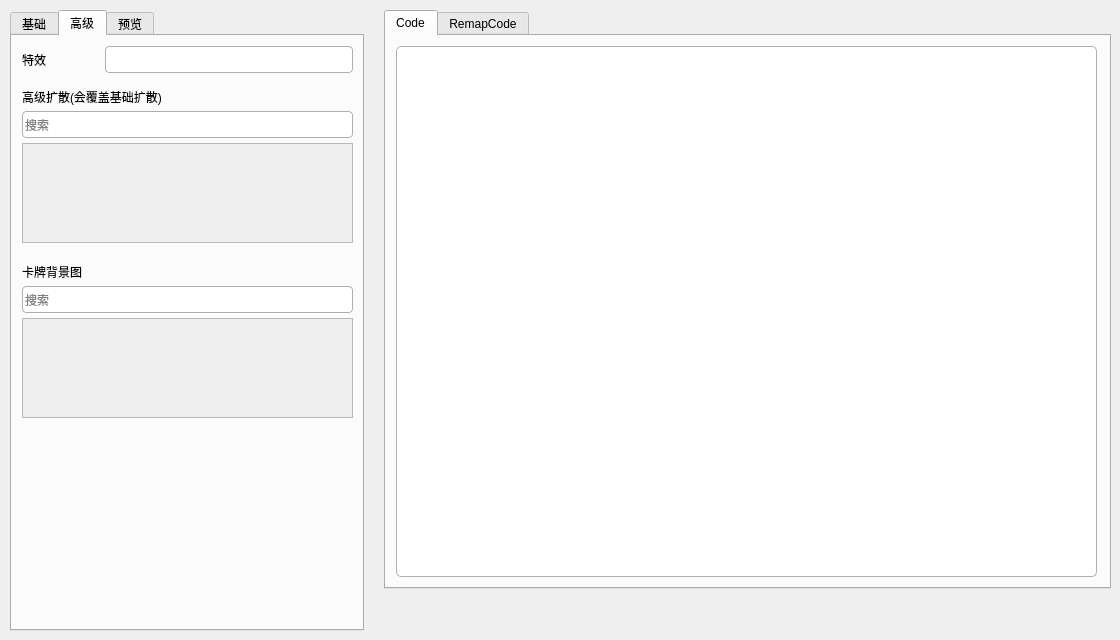
Old version of the form visualizationSrc/qtUI/CardControler/cardDetailsModel.ui in the repository NWYLZW/A-Language-IDE.
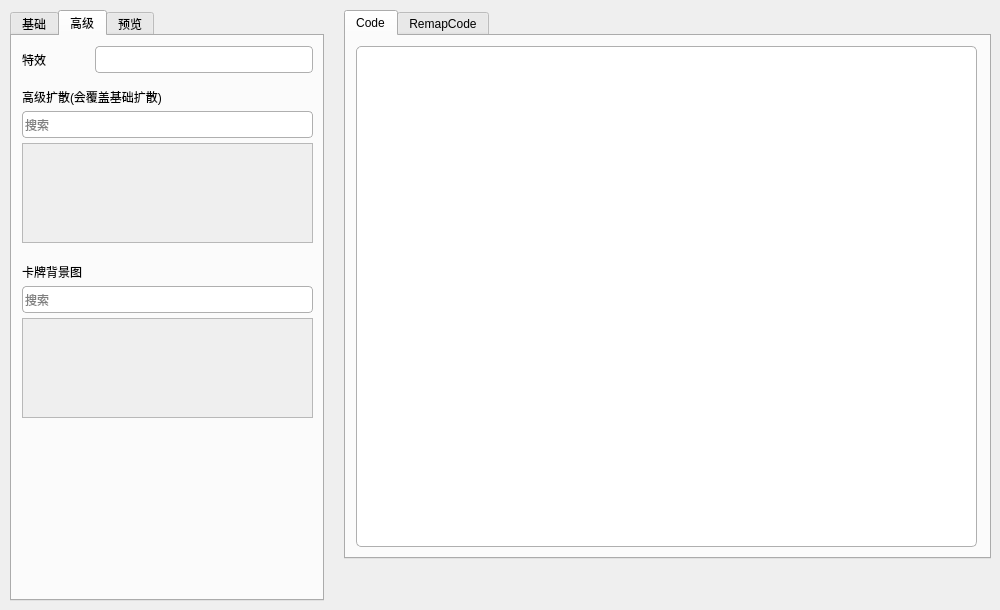
New version of the form. The open tabs and pages were chosen to show the change. Icons and pictures are not drawn. Custom widgets are drawn as their Qt base class.

```diff
--- a/visualizationSrc/qtUI/CardControler/cardDetailsModel.ui
+++ b/visualizationSrc/qtUI/CardControler/cardDetailsModel.ui
@@ -6,8 +6,8 @@
    <rect>
     <x>0</x>
     <y>0</y>
-    <width>1120</width>
-    <height>640</height>
+    <width>1000</width>
+    <height>610</height>
    </rect>
   </property>
   <property name="minimumSize">
@@ -63,8 +63,8 @@
     <rect>
      <x>0</x>
      <y>0</y>
-     <width>1121</width>
-     <height>641</height>
+     <width>1001</width>
+     <height>611</height>
     </rect>
    </property>
    <layout class="QHBoxLayout" name="CM_addNewCard" stretch="1,2">
@@ -461,7 +461,7 @@
         </widget>
         <widget class="QWidget" name="CMT_greateSetting">
          <property name="styleSheet">
-          <string notr="true">QScrollBar:horizontal
+          <string notr="true">QScrollBar
 {
     height: 8px;
     margin: 0px;
@@ -469,18 +469,19 @@
     border-radius: 4px;
     background-color: rgb(200,200,200);
 }
-QScrollBar::handle:horizontal
+QScrollBar::handle
 {
     background-color: rgb(100,100,100);
     min-width: 5px;
     border-radius: 4px;
 }
-QScrollBar::handle:horizontal:hover
+QScrollBar::handle:hover
 {
     background-color: rgb(150,150,150);
 }
-QScrollBar::right-arrow:horizontal, QScrollBar::left-arrow:horizontal,
-QScrollBar::add-line:horizontal, QScrollBar::sub-line:horizontal {
+QScrollBar::right-arrow, QScrollBar::left-arrow,
+QScrollBar::add-line, QScrollBar::sub-line
+{
     border: none;background: none;color: none;
 }</string>
          </property>
@@ -492,8 +493,8 @@
            <rect>
             <x>0</x>
             <y>0</y>
-            <width>351</width>
-            <height>601</height>
+            <width>311</width>
+            <height>571</height>
            </rect>
           </property>
           <layout class="QVBoxLayout" name="verticalLayout_3" stretch="0,0,0,1">
@@ -591,7 +592,7 @@
                  <rect>
                   <x>0</x>
                   <y>0</y>
-                  <width>327</width>
+                  <width>287</width>
                   <height>98</height>
                  </rect>
                 </property>
@@ -653,7 +654,7 @@
                  <rect>
                   <x>0</x>
                   <y>0</y>
-                  <width>327</width>
+                  <width>287</width>
                   <height>98</height>
                  </rect>
                 </property>
@@ -667,7 +668,7 @@
              <widget class="QPushButton" name="deleteSelCardArt">
               <property name="geometry">
                <rect>
-                <x>280</x>
+                <x>240</x>
                 <y>0</y>
                 <width>51</width>
                 <height>51</height>
@@ -696,14 +697,14 @@
                <rect>
                 <x>60</x>
                 <y>0</y>
-                <width>200</width>
-                <height>200</height>
+                <width>160</width>
+                <height>160</height>
                </rect>
               </property>
               <property name="minimumSize">
                <size>
-                <width>200</width>
-                <height>200</height>
+                <width>160</width>
+                <height>160</height>
                </size>
               </property>
               <property name="maximumSize">
@@ -767,8 +768,8 @@
            <rect>
             <x>0</x>
             <y>0</y>
-            <width>721</width>
-            <height>551</height>
+            <width>641</width>
+            <height>521</height>
            </rect>
           </property>
           <layout class="QVBoxLayout" name="CM_codeSource_L">
```
Left out of the diff: 20 changed lines with no effect on the pictures.
